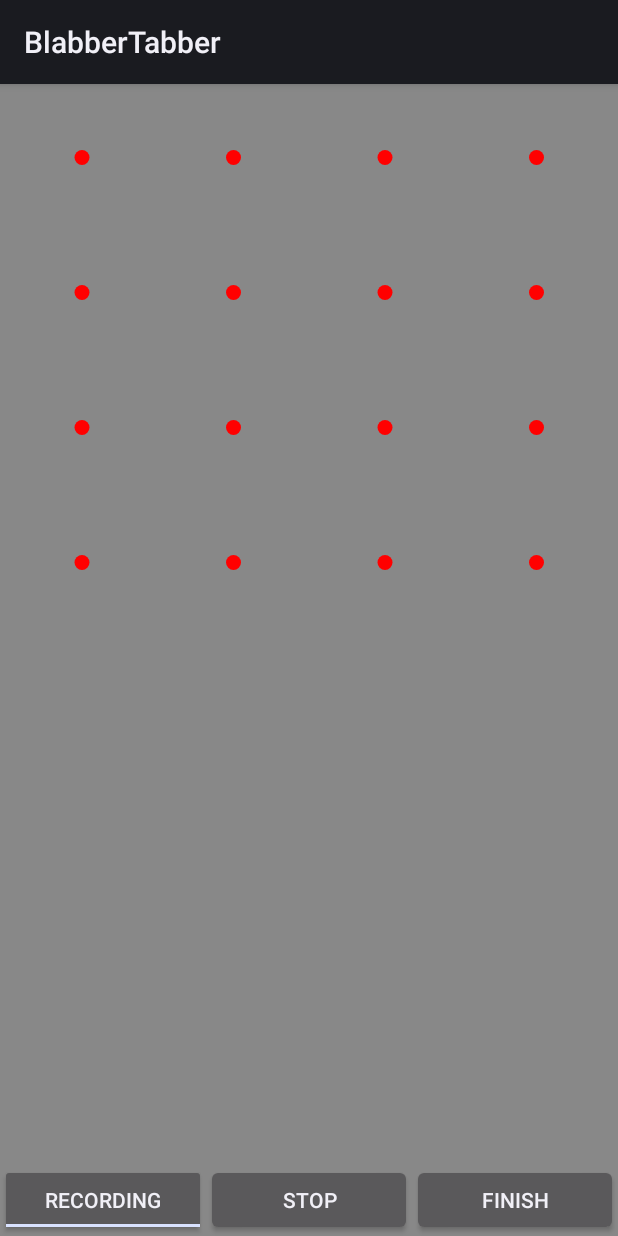
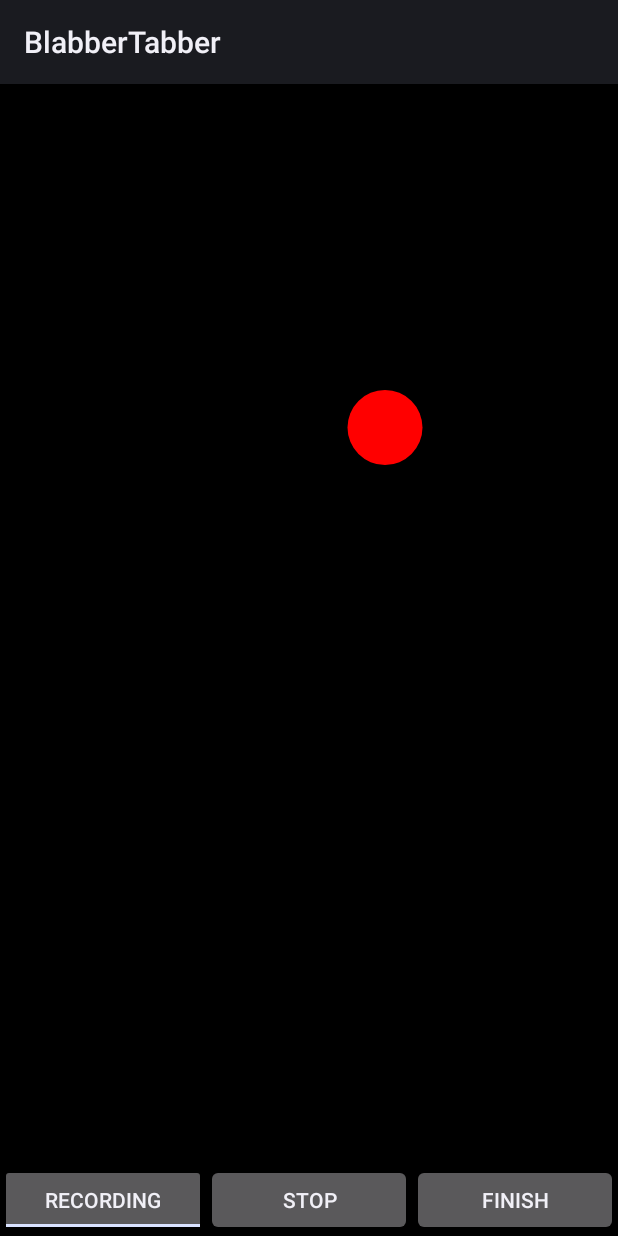
Before and after one commit to blabbertabber/blabbertabber, an Android app: the screen it shows after launch (RecordingActivity), after a tap on "OKAY, GOT IT!", on a phone screen of 412 x 824 dp. Run offline under Robolectric (Android 15) with nearby library versions, the phone set to English and light mode, and no system bars; 1 statement that could not run was skipped.

Commit message:
WIP; still need to dynamically set colors

```diff
--- a/app/src/main/java/com/blabbertabber/blabbertabber/BestMicrophone.java
+++ b/app/src/main/java/com/blabbertabber/blabbertabber/BestMicrophone.java
@@ -5,7 +5,7 @@ import android.util.Log;
 
 /**
  * Created by cunnie on 10/6/15.
- * <p>
+ * <p/>
  * Determines the best Microphone (MediaRecorder.AudioSource.XXX) to use
  */
 
--- a/app/src/main/java/com/blabbertabber/blabbertabber/BuildMODEL.java
+++ b/app/src/main/java/com/blabbertabber/blabbertabber/BuildMODEL.java
@@ -4,10 +4,10 @@ import android.os.Build;
 
 /**
  * Created by cunnie on 10/6/15.
- * <p>
+ * <p/>
  * This is a class that wraps "Build.MODEL", which returns the type of phone we're running
  * on.
- * <p>
+ * <p/>
  * It's split out to its own class to enable testing via mock().
  */
 public class BuildMODEL {
--- a/app/src/main/java/com/blabbertabber/blabbertabber/DeviceRecorder.java
+++ b/app/src/main/java/com/blabbertabber/blabbertabber/DeviceRecorder.java
@@ -8,7 +8,7 @@ import java.io.IOException;
 
 /**
  * Created by cunnie on 10/3/15.
- * <p>
+ * <p/>
  * Class that works with a REAL microphone (non-emulator)
  */
 public class DeviceRecorder extends Recorder {
--- a/app/src/main/java/com/blabbertabber/blabbertabber/Recorder.java
+++ b/app/src/main/java/com/blabbertabber/blabbertabber/Recorder.java
@@ -2,7 +2,7 @@ package com.blabbertabber.blabbertabber;
 
 /**
  * Created by Cunnie on 9/16/15.
- * <p>
+ * <p/>
  * Class that returns speaker and volume
  * This is a throw-away class that will be replaced by actual speaker diarization software
  * which will be some type of service
@@ -109,7 +109,7 @@ public abstract class Recorder implements Runnable {
 
     // Are we adding a completely new speaker who hasn't spoken yet?
     private boolean newSpeaker() {
-        double p = ((Speakers.MAX_SPEAKERS - numSpeakers) / (Speakers.MAX_SPEAKERS - 1.0));
+        double p = ((TheSpeakers.MAX_SPEAKERS - numSpeakers) / (TheSpeakers.MAX_SPEAKERS - 1.0));
         Log.i(TAG, "newSpeaker(): " + p);
         return p > ThreadLocalRandom.current().nextDouble();
     }
--- a/app/src/main/java/com/blabbertabber/blabbertabber/Speaker.java
+++ b/app/src/main/java/com/blabbertabber/blabbertabber/Speaker.java
@@ -4,11 +4,19 @@ package com.blabbertabber.blabbertabber;
  * Created by cunnie on 11/4/15.
  */
 public class Speaker {
+    private int color;
+    private int visible;
     private int viewID;
 
-    private int color;
+    public Speaker() {
+    }
 
-    public Speaker() {
+    public int isVisible() {
+        return visible;
+    }
+
+    public void setVisible(int visible) {
+        this.visible = visible;
     }
 
     public int getColor() {
--- /dev/null
+++ b/app/src/main/java/com/blabbertabber/blabbertabber/TheSpeakers.java
@@ -0,0 +1,63 @@
+package com.blabbertabber.blabbertabber;
+
+import android.view.View;
+
+/**
+ * Created by cunnie on 11/4/15.
+ * <p/>
+ * A singleton array of Speakers with attributes
+ * such as ViewID, color, visibility, etc...
+ */
+public class TheSpeakers {
+    public static final int MAX_SPEAKERS = 16;
+    public static TheSpeakers singleton;
+    public Speaker[] speakers = new Speaker[TheSpeakers.MAX_SPEAKERS];
+
+    protected TheSpeakers() {
+        // initialization is a slog
+        for (int i = 0; i < MAX_SPEAKERS; i++) {
+            speakers[i] = new Speaker();
+            speakers[i].setVisible(View.INVISIBLE);
+        }
+        speakers[0].setViewID(R.id.speaker_0);
+        speakers[1].setViewID(R.id.speaker_1);
+        speakers[2].setViewID(R.id.speaker_2);
+        speakers[3].setViewID(R.id.speaker_3);
+        speakers[4].setViewID(R.id.speaker_4);
+        speakers[5].setViewID(R.id.speaker_5);
+        speakers[6].setViewID(R.id.speaker_6);
+        speakers[7].setViewID(R.id.speaker_7);
+        speakers[8].setViewID(R.id.speaker_8);
+        speakers[9].setViewID(R.id.speaker_9);
+        speakers[10].setViewID(R.id.speaker_10);
+        speakers[11].setViewID(R.id.speaker_11);
+        speakers[12].setViewID(R.id.speaker_12);
+        speakers[13].setViewID(R.id.speaker_13);
+        speakers[14].setViewID(R.id.speaker_14);
+        speakers[15].setViewID(R.id.speaker_15);
+        // colors
+        speakers[0].setColor(0xff6600);
+        speakers[1].setColor(0xffE600);
+        speakers[2].setColor(0x99ff00);
+        speakers[3].setColor(0x1aff00);
+        speakers[4].setColor(0xff001a);
+        speakers[5].setColor(0xff8b3d);
+        speakers[6].setColor(0xffaf7a);
+        speakers[7].setColor(0x00ff66);
+        speakers[8].setColor(0xff0099);
+        speakers[9].setColor(0x7acaff);
+        speakers[10].setColor(0x3db1ff);
+        speakers[11].setColor(0x00ffe6);
+        speakers[12].setColor(0xe600ff);
+        speakers[13].setColor(0x6600ff);
+        speakers[14].setColor(0x001aff);
+        speakers[15].setColor(0x0099ff);
+    }
+
+    public synchronized static TheSpeakers getInstance() {
+        if (singleton == null) {
+            singleton = new TheSpeakers();
+        }
+        return singleton;
+    }
+}
--- a/app/src/main/res/layout/activity_recording.xml
+++ b/app/src/main/res/layout/activity_recording.xml
@@ -3,18 +3,18 @@
     android:id="@+id/recording_root_view"
     android:layout_width="match_parent"
     android:layout_height="match_parent"
-    android:background="#888888"
+    android:background="#000000"
     android:orientation="vertical">
 
     <!--
-    <ImageView
-        android:id="@+id/ring_0"
-        android:layout_width="20dp"
-        android:layout_height="20dp"
-        android:layout_margin="0dp"
-        android:layout_weight="0"
-        android:contentDescription="@string/abc_search_hint"
-        android:src="@drawable/small_white_ring" />
+        The speaker circles are in a crazy order because we want the circles
+        to appear in the middle first then slowly expand outward
+        as the number of speakers increase.
+
+        The speaker circles are invisible initially except for the first
+        speaker.
+
+        The colors will be set programmatically
     -->
 
 
@@ -34,159 +34,174 @@
         <ImageView
             android:id="@+id/speaker_12"
             android:layout_width="0dp"
-            android:layout_height="10dp"
+            android:layout_height="50dp"
             android:layout_columnWeight="1"
             android:layout_gravity="fill_horizontal"
-            android:layout_marginBottom="40dp"
-            android:layout_marginTop="40dp"
-            android:src="@drawable/speaker_circle" />
+            android:layout_marginBottom="20dp"
+            android:layout_marginTop="20dp"
+            android:src="@drawable/speaker_circle"
+            android:visibility="invisible" />
 
         <ImageView
             android:id="@+id/speaker_5"
             android:layout_width="0dp"
-            android:layout_height="10dp"
+            android:layout_height="50dp"
             android:layout_columnWeight="1"
             android:layout_gravity="fill_horizontal"
-            android:src="@drawable/speaker_circle" />
+            android:src="@drawable/speaker_circle"
+            android:visibility="invisible" />
 
         <ImageView
             android:id="@+id/speaker_9"
             android:layout_width="0dp"
-            android:layout_height="10dp"
+            android:layout_height="50dp"
             android:layout_columnWeight="1"
             android:layout_gravity="fill_horizontal"
-            android:src="@drawable/speaker_circle" />
+            android:src="@drawable/speaker_circle"
+            android:visibility="invisible" />
 
         <ImageView
             android:id="@+id/speaker_13"
             android:layout_width="0dp"
-            android:layout_height="10dp"
+            android:layout_height="50dp"
             android:layout_columnWeight="1"
             android:layout_gravity="fill_horizontal"
-            android:src="@drawable/speaker_circle" />
+            android:src="@drawable/speaker_circle"
+            android:visibility="invisible" />
 
 
         <ImageView
             android:id="@+id/speaker_10"
             android:layout_width="0dp"
-            android:layout_height="10dp"
+            android:layout_height="50dp"
             android:layout_columnWeight="1"
             android:layout_gravity="fill_horizontal"
-            android:layout_marginBottom="40dp"
-            android:layout_marginTop="40dp"
-            android:src="@drawable/speaker_circle" />
+            android:layout_marginBottom="20dp"
+            android:layout_marginTop="20dp"
+            android:src="@drawable/speaker_circle"
+            android:visibility="invisible" />
 
         <ImageView
             android:id="@+id/speaker_1"
             android:layout_width="0dp"
-            android:layout_height="10dp"
+            android:layout_height="50dp"
             android:layout_columnWeight="1"
             android:layout_gravity="fill_horizontal"
-            android:layout_marginBottom="40dp"
-            android:layout_marginTop="40dp"
-            android:src="@drawable/speaker_circle" />
+            android:layout_marginBottom="20dp"
+            android:layout_marginTop="20dp"
+            android:src="@drawable/speaker_circle"
+            android:visibility="invisible" />
 
         <ImageView
             android:id="@+id/speaker_3"
             android:layout_width="0dp"
-            android:layout_height="10dp"
+            android:layout_height="50dp"
             android:layout_columnWeight="1"
             android:layout_gravity="fill_horizontal"
-            android:layout_marginBottom="40dp"
-            android:layout_marginTop="40dp"
-            android:src="@drawable/speaker_circle" />
+            android:layout_marginBottom="20dp"
+            android:layout_marginTop="20dp"
+            android:src="@drawable/speaker_circle"
+            android:visibility="invisible" />
 
         <ImageView
             android:id="@+id/speaker_7"
             android:layout_width="0dp"
-            android:layout_height="10dp"
+            android:layout_height="50dp"
             android:layout_columnWeight="1"
             android:layout_gravity="fill_horizontal"
-            android:layout_marginBottom="40dp"
-            android:layout_marginTop="40dp"
-            android:src="@drawable/speaker_circle" />
+            android:layout_marginBottom="20dp"
+            android:layout_marginTop="20dp"
+            android:src="@drawable/speaker_circle"
+            android:visibility="invisible" />
 
 
         <ImageView
             android:id="@+id/speaker_6"
             android:layout_width="0dp"
-            android:layout_height="10dp"
+            android:layout_height="50dp"
             android:layout_columnWeight="1"
             android:layout_gravity="fill_horizontal"
-            android:layout_marginBottom="40dp"
-            android:layout_marginTop="40dp"
-            android:src="@drawable/speaker_circle" />
+            android:layout_marginBottom="20dp"
+            android:layout_marginTop="20dp"
+            android:src="@drawable/speaker_circle"
+            android:visibility="invisible" />
 
         <ImageView
             android:id="@+id/speaker_2"
             android:layout_width="0dp"
-            android:layout_height="10dp"
+            android:layout_height="50dp"
             android:layout_columnWeight="1"
             android:layout_gravity="fill_horizontal"
-            android:layout_marginBottom="40dp"
-            android:layout_marginTop="40dp"
-            android:src="@drawable/speaker_circle" />
+            android:layout_marginBottom="20dp"
+            android:layout_marginTop="20dp"
+            android:src="@drawable/speaker_circle"
+            android:visibility="invisible" />
 
         <ImageView
             android:id="@+id/speaker_0"
             android:layout_width="0dp"
-            android:layout_height="10dp"
+            android:layout_height="50dp"
             android:layout_columnWeight="1"
             android:layout_gravity="fill_horizontal"
-            android:layout_marginBottom="40dp"
-            android:layout_marginTop="40dp"
+            android:layout_marginBottom="20dp"
+            android:layout_marginTop="20dp"
             android:src="@drawable/speaker_circle" />
 
         <ImageView
             android:id="@+id/speaker_11"
             android:layout_width="0dp"
-            android:layout_height="10dp"
+            android:layout_height="50dp"
             android:layout_columnWeight="1"
             android:layout_gravity="fill_horizontal"
-            android:layout_marginBottom="40dp"
-            android:layout_marginTop="40dp"
-            android:src="@drawable/speaker_circle" />
+            android:layout_marginBottom="20dp"
+            android:layout_marginTop="20dp"
+            android:src="@drawable/speaker_circle"
+            android:visibility="invisible" />
 
 
         <ImageView
             android:id="@+id/speaker_14"
             android:layout_width="0dp"
-            android:layout_height="10dp"
+            android:layout_height="50dp"
             android:layout_columnWeight="1"
             android:layout_gravity="fill_horizontal"
-            android:layout_marginBottom="40dp"
-            android:layout_marginTop="40dp"
-            android:src="@drawable/speaker_circle" />
+            android:layout_marginBottom="20dp"
+            android:layout_marginTop="20dp"
+            android:src="@drawable/speaker_circle"
+            android:visibility="invisible" />
 
         <ImageView
             android:id="@+id/speaker_8"
             android:layout_width="0dp"
-            android:layout_height="10dp"
+            android:layout_height="50dp"
             android:layout_columnWeight="1"
             android:layout_gravity="fill_horizontal"
-            android:layout_marginBottom="40dp"
-            android:layout_marginTop="40dp"
-            android:src="@drawable/speaker_circle" />
+            android:layout_marginBottom="20dp"
+            android:layout_marginTop="20dp"
+            android:src="@drawable/speaker_circle"
+            android:visibility="invisible" />
 
         <ImageView
             android:id="@+id/speaker_4"
             android:layout_width="0dp"
-            android:layout_height="10dp"
+            android:layout_height="50dp"
             android:layout_columnWeight="1"
             android:layout_gravity="fill_horizontal"
-            android:layout_marginBottom="40dp"
-            android:layout_marginTop="40dp"
-            android:src="@drawable/speaker_circle" />
+            android:layout_marginBottom="20dp"
+            android:layout_marginTop="20dp"
+            android:src="@drawable/speaker_circle"
+            android:visibility="invisible" />
 
         <ImageView
             android:id="@+id/speaker_15"
             android:layout_width="0dp"
-            android:layout_height="10dp"
+            android:layout_height="50dp"
             android:layout_columnWeight="1"
             android:layout_gravity="fill_horizontal"
-            android:layout_marginBottom="40dp"
-            android:layout_marginTop="40dp"
-            android:src="@drawable/speaker_circle" />
+            android:layout_marginBottom="20dp"
+            android:layout_marginTop="20dp"
+            android:src="@drawable/speaker_circle"
+            android:visibility="invisible" />
 
     </GridLayout>
 
```
Also changed, not shown: app/src/main/java/com/blabbertabber/blabbertabber/RecordingActivity.java (+8 -42 lines), app/src/main/java/com/blabbertabber/blabbertabber/Speakers.java (deleted, +0 -49 lines), 1 other file.
